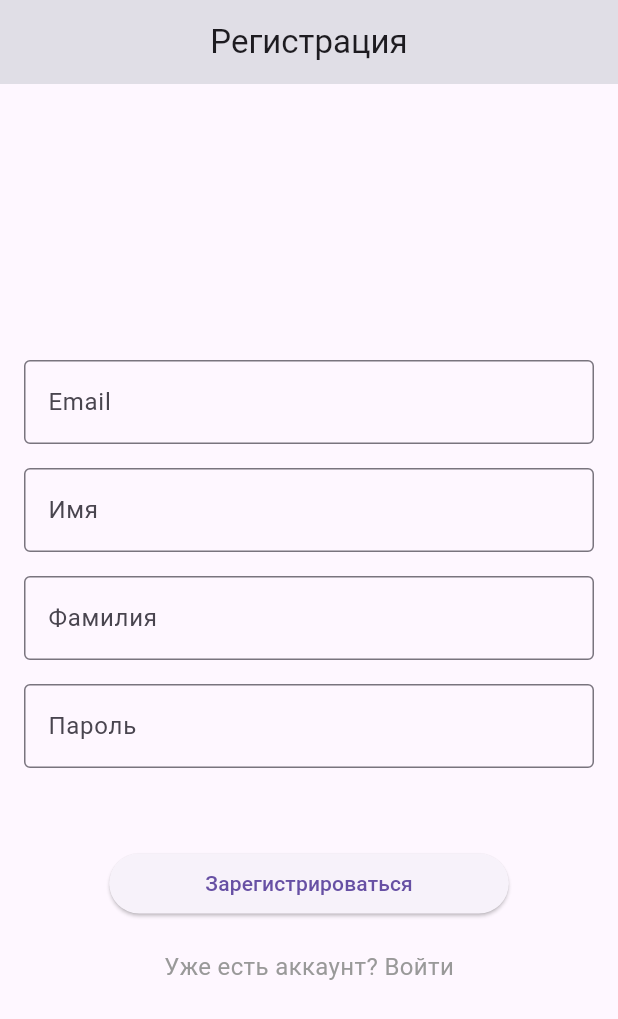
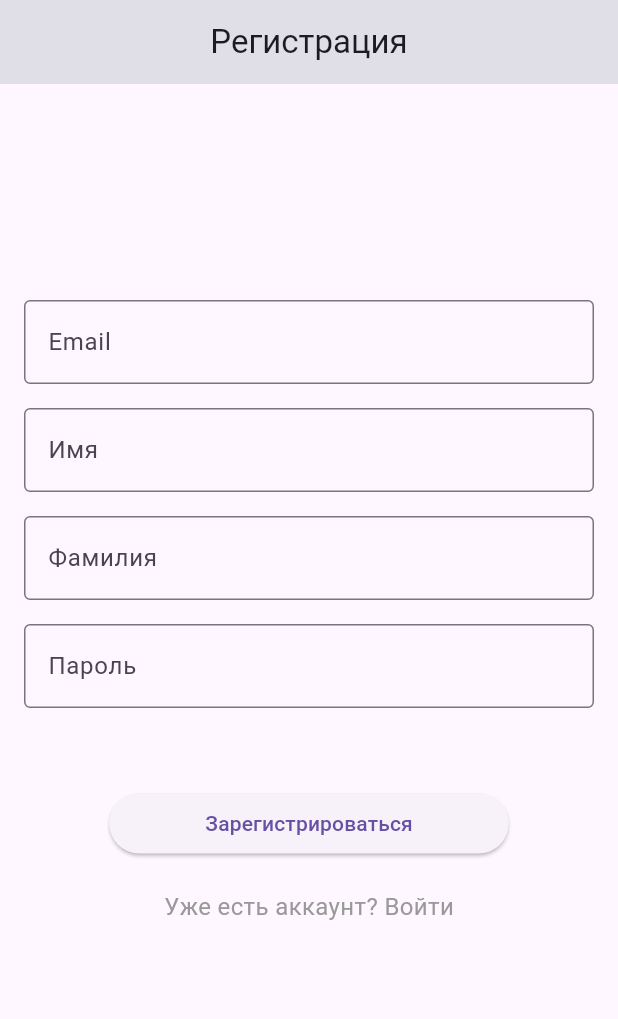
Before and after one commit to zanz9/pas_service, a Flutter app: the Register screen opened by its route, after a tap on "Зарегистрироваться", on a phone screen of 412 x 824 dp. Shown: the top 1019 px of the screen. Run offline on Flutter 3.47's test engine with Material 3 defaults, Android fonts, the phone set to English and light mode, and no system bars; our stand-ins replace cloud_firestore, firebase_auth, firebase_core, go_router, wakelock_plus; accounts and stored records are empty; network calls fail.

Commit message:
register bug fix

```diff
--- a/lib/features/auth/register/register.dart
+++ b/lib/features/auth/register/register.dart
@@ -28,12 +28,12 @@ class _RegisterState extends State<Register> {
     try {
       var db = FirebaseFirestore.instance;
       await FirebaseAuth.instance.createUserWithEmailAndPassword(
-        email: emailController.text,
-        password: passwordController.text,
+        email: emailController.text.trim(),
+        password: passwordController.text.trim(),
       );
       final user = <String, dynamic>{
-        "firstName": firstNameController.text,
-        "lastName": lastNameController.text,
+        "firstName": firstNameController.text.trim(),
+        "lastName": lastNameController.text.trim(),
         "isAdmin": false,
         "state": true,
       };
@@ -62,11 +62,9 @@ class _RegisterState extends State<Register> {
       ),
       body: Padding(
         padding: const EdgeInsets.all(16.0),
-        child: Column(
-          mainAxisAlignment: MainAxisAlignment.center,
-          crossAxisAlignment: CrossAxisAlignment.center,
+        child: ListView(
           children: [
-            const SizedBox(height: 16.0),
+            const SizedBox(height: 128.0),
             TextField(
               controller: emailController,
               decoration: const InputDecoration(
```
